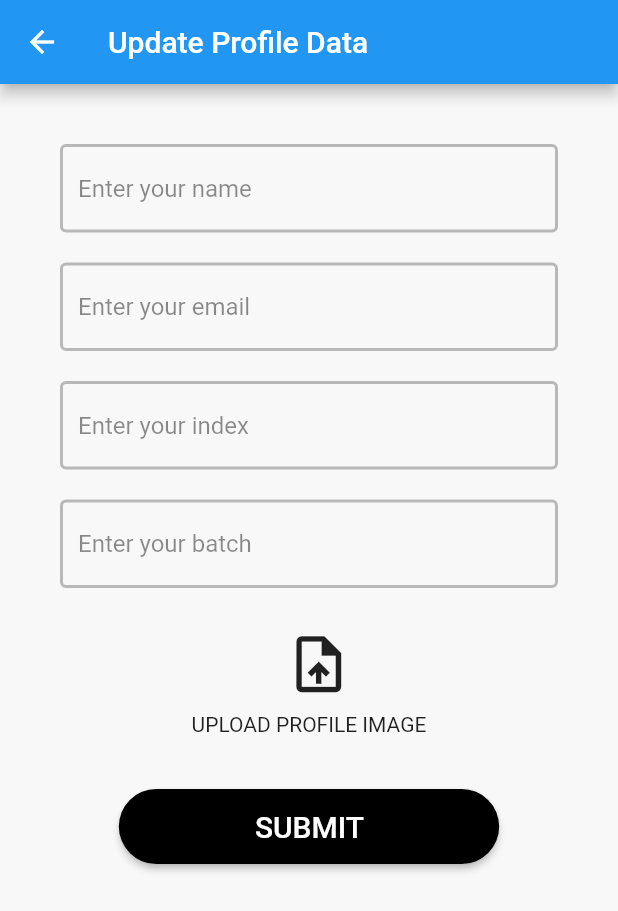
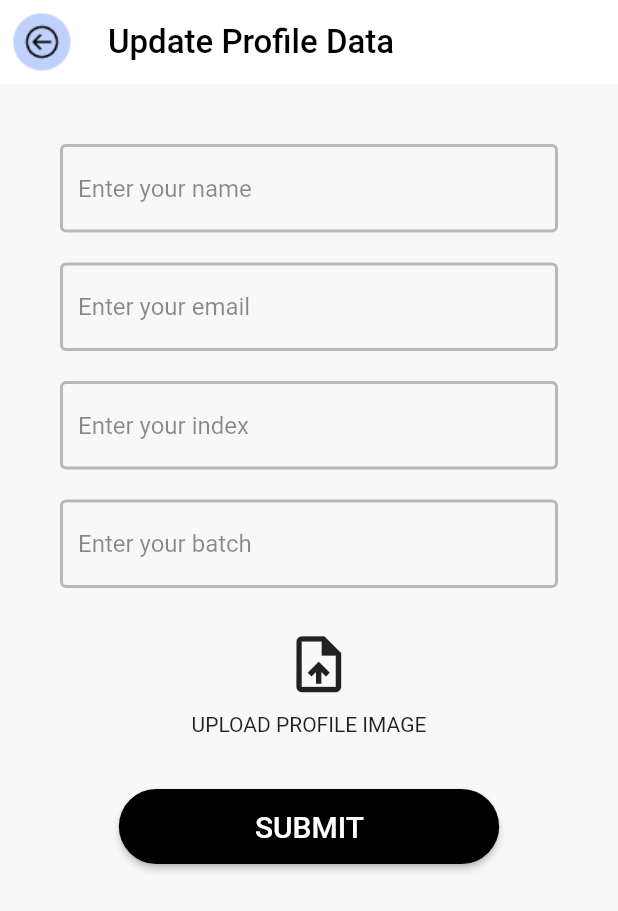
Before and after one commit to hasira09/auto_mob_v1, a Flutter app: the ViewProfilePage screen opened directly, after a tap on "UPDATE PROFILE DATA", on a phone screen of 412 x 824 dp. Shown: the top 911 px of the screen. Run offline on Flutter 3.47's test engine with Material 2 defaults, Android fonts, the phone set to English and light mode, and no system bars; our stand-ins replace cloud_firestore, firebase_auth, firebase_core, firebase_storage, flutter_icons, flutter_svg and 3 more; missing offline and left inert: flutter_phone_direct_caller; accounts and stored records are empty.

Commit message:
AppBar Update

```diff
--- a/lib/Main Pages/Profile/ProfileData.dart
+++ b/lib/Main Pages/Profile/ProfileData.dart
@@ -3,6 +3,8 @@ import 'package:firebase_storage/firebase_storage.dart';
 import 'package:flutter/material.dart';
 import 'package:image_picker/image_picker.dart';
 import 'dart:io';
+
+import 'View Profile.dart';
 
 class profileData extends StatefulWidget {
   const profileData({Key? key}) : super(key: key);
@@ -27,7 +29,22 @@ class _profileDataState extends State<profileData> {
   @override
   Widget build(BuildContext context) {
     return Scaffold(
-      appBar: AppBar(title: Text("Update Profile Data"),),
+      appBar: AppBar(
+        backgroundColor: Colors.white,
+        title: const Text(
+          "Update Profile Data",
+          style: TextStyle(color: Colors.black, fontSize: 22),
+        ),
+        leading: IconButton(
+          icon: Image.asset("assets/icons/back.png"),
+          onPressed: () {
+            Navigator.push(
+                context, MaterialPageRoute(builder: (context) => ViewProfilePage()));
+          },
+        ),
+        elevation: 0.0,
+      ),
+
 
       body: SingleChildScrollView(
         padding: const EdgeInsets.all(20),
--- a/lib/Main Pages/Profile/View Profile.dart
+++ b/lib/Main Pages/Profile/View Profile.dart
@@ -4,6 +4,8 @@ import 'package:flutter/foundation.dart';
 import 'package:flutter_svg/svg.dart';
 import 'package:flutter/material.dart';
 import 'package:auto_mob_v1/Main%20Pages/Profile/ProfileMain.dart';
+
+import '../../front_end/home_page.dart';
 
 
 class ViewProfilePage extends StatefulWidget {
@@ -20,8 +22,21 @@ class _ViewProfilePageState extends State<ViewProfilePage> {
     var w = MediaQuery.of(context).size.width;
     return Scaffold(
       appBar: AppBar(
-        title: Text('Profile'),
+        backgroundColor: Colors.white,
+        title: const Text(
+          "View Profile",
+          style: TextStyle(color: Colors.black, fontSize: 22),
+        ),
+        leading: IconButton(
+          icon: Image.asset("assets/icons/back.png"),
+          onPressed: () {
+            Navigator.push(
+                context, MaterialPageRoute(builder: (context) => HomePage()));
+          },
+        ),
+        elevation: 0.0,
       ),
+
       body: Column(
         mainAxisAlignment: MainAxisAlignment.center,
         children: [
```
Also changed, not shown: lib/Main Pages/Attendance/add.dart (+19 -2 lines), lib/Main Pages/Attendance/main_attendance_page.dart (+15 -1 lines), lib/Main Pages/Attendance/mainpage.dart (+17 -1 lines), lib/Main Pages/Payment.dart (+18 -1 lines), lib/Main Pages/Profile/ProfileMain.dart (+14 -1 lines).
